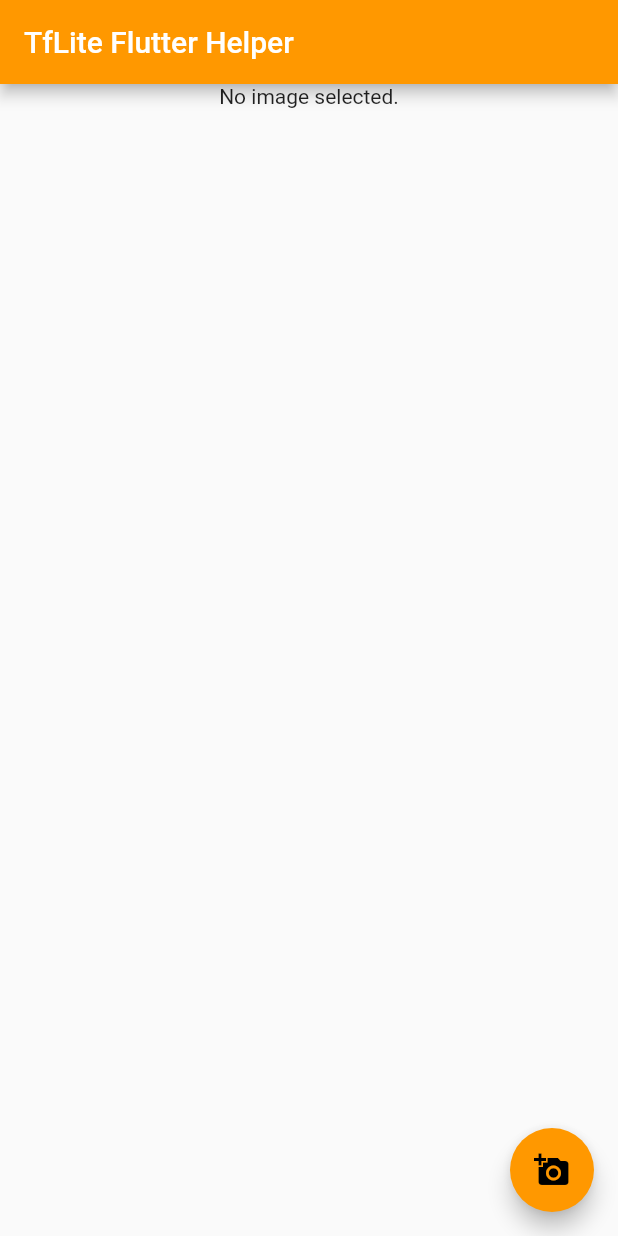
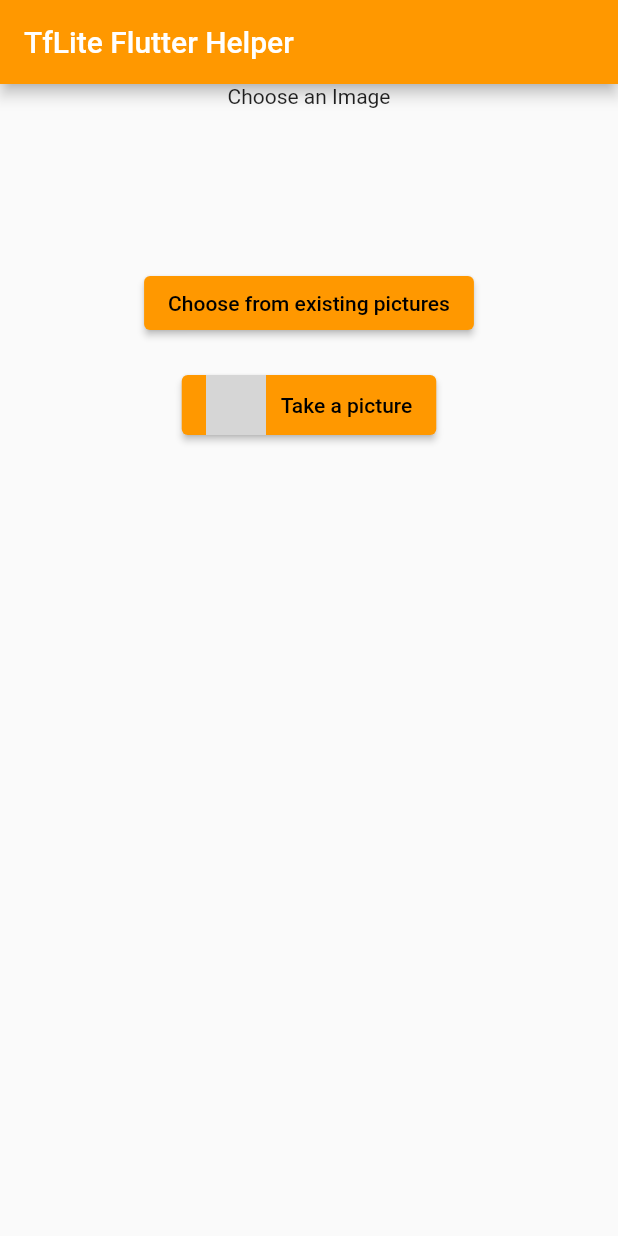
Before and after one commit to Aku02/AI_CPS_IITR, a Flutter app: the screen it shows after launch, on a phone screen of 412 x 824 dp. Run offline on Flutter 3.47's test engine with Material 2 defaults, Android fonts, the phone set to English and light mode, and no system bars; our stand-ins replace image_picker, logger, tuple; missing offline and left inert: tflite_flutter; project files that could hold a hidden picture were left out; grey boxes are pictures that could not be loaded.

Commit message:
Update main.dart
Working prototype with primary features

```diff
--- a/example/image_classification/lib/main.dart
+++ b/example/image_classification/lib/main.dart
@@ -61,7 +61,16 @@ class _MyHomePageState extends State<MyHomePage> {
       _predict();
     });
   }
+  //to get image from camera
+  Future getImageFromCam() async {
+    final pickedFile = await picker.getImage(source: ImageSource.camera);
+    setState(() {
+      _image = File(pickedFile!.path);
+      _imageWidget = Image.file(_image!);
 
+      _predict();
+    });
+  }
   void _predict() async {
     img.Image imageInput = img.decodeImage(_image!.readAsBytesSync())!;
     var pred = _classifier.predict(imageInput);
@@ -82,39 +91,65 @@ class _MyHomePageState extends State<MyHomePage> {
         children: <Widget>[
           Center(
             child: _image == null
-                ? Text('No image selected.')
+                ?
+              Text('Choose an Image')
                 : Container(
-                    constraints: BoxConstraints(
-                        maxHeight: MediaQuery.of(context).size.height / 2),
-                    decoration: BoxDecoration(
-                      border: Border.all(),
-                    ),
-                    child: _imageWidget,
+                  constraints: BoxConstraints(maxHeight: MediaQuery.of(context).size.height / 2),
+                  decoration: BoxDecoration(
+                    border: Border.all(),
+                  ),
+                  child: _imageWidget,
                   ),
           ),
           SizedBox(
             height: 36,
           ),
           Text(
-            category != null ? category!.label : '',
+            category != null ? category!.label : _image==null?'':'Unable to Detect',
             style: TextStyle(fontSize: 20, fontWeight: FontWeight.w600),
           ),
           SizedBox(
             height: 8,
           ),
-          // Text(
-          //   category != null
-          //       ? 'Confidence: ${category!.score.toStringAsFixed(3)}'
-          //       : '',
-          //   style: TextStyle(fontSize: 16),
-          // ),
+          Text(
+            category != null
+                ? 'Confidence: ${(category!.score*100).toStringAsFixed(3)}%'
+                : '',
+            style: TextStyle(fontSize: 16),
+          ),
+          SizedBox(
+            height: 20,
+          ),
+          ElevatedButton(
+            child: Text('Choose from existing pictures'),
+            onPressed: getImage,
+          ),
+          SizedBox(
+            height: 20,
+          ),
+          ElevatedButton(
+            child:Row(
+              mainAxisSize: MainAxisSize.min,
+              children: [
+                Image.asset('assets/cam.png',
+                  height: 40,
+                  width: 40,
+                  //fit: BoxFit.contain,
+                ),
+                SizedBox(width: 10),
+                Text('Take a picture')
+              ]
+            ),
+
+            onPressed: getImageFromCam,
+          ),
         ],
       ),
-      floatingActionButton: FloatingActionButton(
+      /*floatingActionButton: FloatingActionButton(
         onPressed: getImage,
         tooltip: 'Pick Image',
         child: Icon(Icons.add_a_photo),
-      ),
+      ),*/
     );
   }
 }
```
